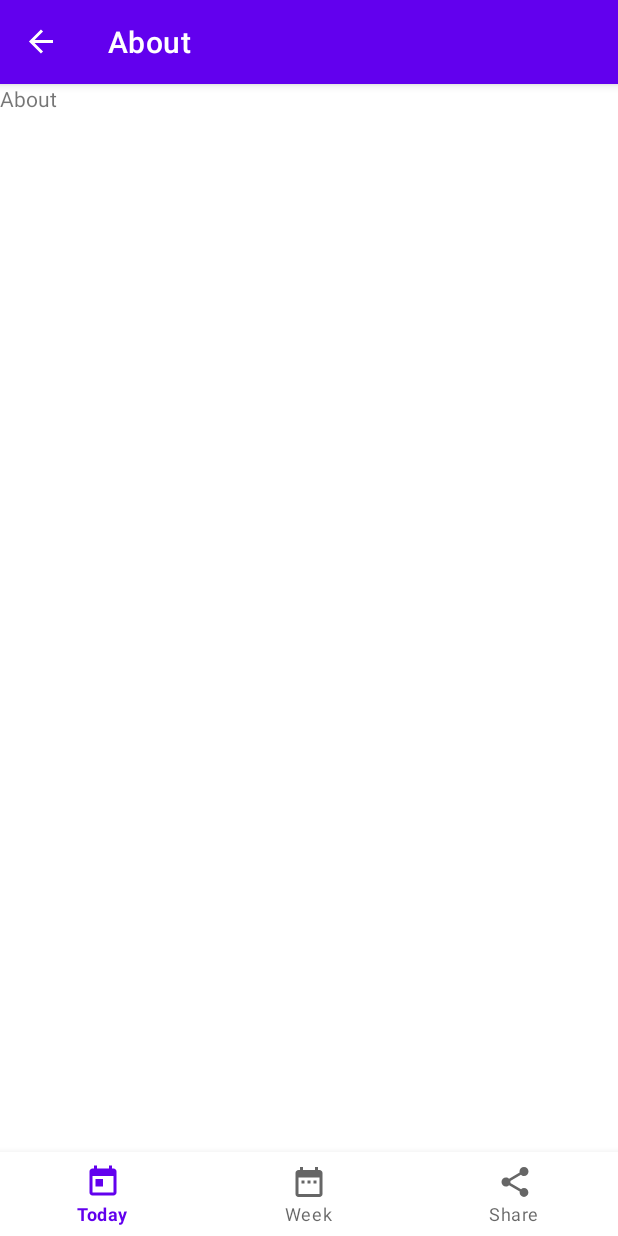
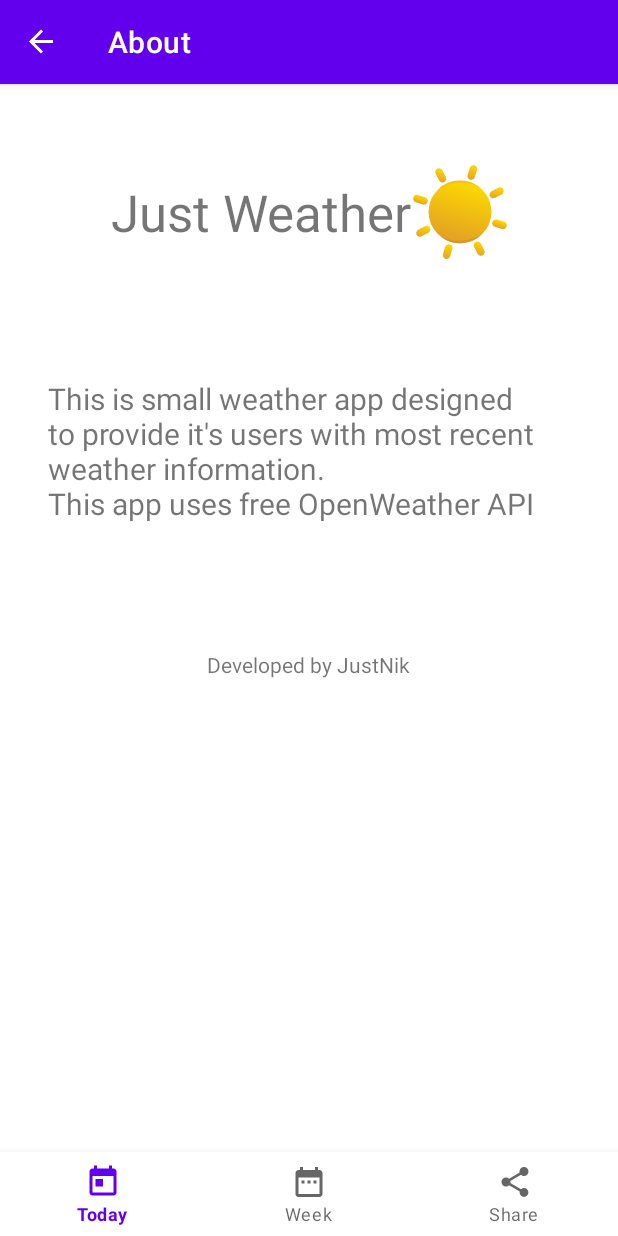
Before and after one commit to JustNik-jpg/just-weather, an Android app: the AboutFragment screen opened through its navigation route, on a phone screen of 412 x 824 dp. Run offline under Robolectric (Android 15) with nearby library versions, the phone set to English and light mode, and no system bars; our stand-ins replace RxJava, navigation-ui; network calls fail; 4 statements that could not run were skipped.

Commit message:
Finished about layout and fixed share button

```diff
--- a/app/src/main/java/com/justnik/justweather/ui/MainActivity.java
+++ b/app/src/main/java/com/justnik/justweather/ui/MainActivity.java
@@ -91,10 +91,13 @@ public class MainActivity extends AppCompatActivity{
                     Intent intent = Intent.createChooser(shareIntent,"Share");
                     startActivity(intent);
                 }
+                return true;
 
             }
+            navController.navigate(item.getItemId());
             return true;
         });
+
 
     }
 
--- a/app/src/main/java/com/justnik/justweather/ui/fragment/TodayFragment.java
+++ b/app/src/main/java/com/justnik/justweather/ui/fragment/TodayFragment.java
@@ -36,7 +36,7 @@ public class TodayFragment extends Fragment {
 
         ImageView ivWeatherIcon = view.findViewById(R.id.ivWeatherIcon);
 
-        viewModel = new ViewModelProvider(requireActivity(), factory).get(WeatherViewModel.class);
+        viewModel = new ViewModelProvider(requireActivity().getViewModelStore(), factory).get(WeatherViewModel.class);
 
         if (viewModel.forecast.getValue()==null){
             viewModel.refreshForecast("Kyiv", getContext());
--- a/app/src/main/res/layout/fragment_about.xml
+++ b/app/src/main/res/layout/fragment_about.xml
@@ -1,14 +1,61 @@
 <?xml version="1.0" encoding="utf-8"?>
-<FrameLayout xmlns:android="http://schemas.android.com/apk/res/android"
+<androidx.constraintlayout.widget.ConstraintLayout xmlns:android="http://schemas.android.com/apk/res/android"
+    xmlns:app="http://schemas.android.com/apk/res-auto"
     xmlns:tools="http://schemas.android.com/tools"
     android:layout_width="match_parent"
     android:layout_height="match_parent"
     tools:context=".ui.fragment.AboutFragment">
 
-    <!-- TODO: Update blank fragment layout -->
     <TextView
-        android:layout_width="match_parent"
-        android:layout_height="match_parent"
-        android:text="About" />
+        android:id="@+id/textView2"
+        android:layout_width="wrap_content"
+        android:layout_height="wrap_content"
+        android:layout_marginStart="32dp"
+        android:layout_marginTop="88dp"
+        android:layout_marginEnd="32dp"
+        android:text="@string/about"
+        android:textSize="20sp"
+        app:autoSizeTextType="uniform"
+        app:layout_constrainedWidth="true"
+        app:layout_constraintEnd_toEndOf="parent"
+        app:layout_constraintHorizontal_bias="0.498"
+        app:layout_constraintStart_toStartOf="parent"
+        app:layout_constraintTop_toBottomOf="@+id/textView" />
 
-</FrameLayout>
+    <TextView
+        android:id="@+id/textView3"
+        android:layout_width="wrap_content"
+        android:layout_height="wrap_content"
+        android:layout_marginTop="84dp"
+        android:text="@string/author"
+        app:layout_constraintEnd_toEndOf="parent"
+        app:layout_constraintHorizontal_bias="0.498"
+        app:layout_constraintStart_toStartOf="parent"
+        app:layout_constraintTop_toBottomOf="@+id/textView2" />
+
+    <TextView
+        android:id="@+id/textView"
+        android:layout_width="wrap_content"
+        android:layout_height="wrap_content"
+        android:text="@string/app_name"
+        android:textSize="34sp"
+        app:layout_constraintBottom_toBottomOf="parent"
+        app:layout_constraintEnd_toStartOf="@+id/imageView"
+        app:layout_constraintHorizontal_bias="0.5"
+        app:layout_constraintHorizontal_chainStyle="packed"
+        app:layout_constraintStart_toStartOf="parent"
+        app:layout_constraintTop_toTopOf="parent"
+        app:layout_constraintVertical_bias="0.094" />
+
+    <ImageView
+        android:id="@+id/imageView"
+        android:layout_width="64dp"
+        android:layout_height="64dp"
+        android:src="@drawable/ic__01d"
+        app:layout_constraintBottom_toBottomOf="parent"
+        app:layout_constraintEnd_toEndOf="parent"
+        app:layout_constraintHorizontal_bias="0.5"
+        app:layout_constraintStart_toEndOf="@+id/textView"
+        app:layout_constraintTop_toTopOf="parent"
+        app:layout_constraintVertical_bias="0.082" />
+</androidx.constraintlayout.widget.ConstraintLayout>
--- a/app/src/main/res/values/strings.xml
+++ b/app/src/main/res/values/strings.xml
@@ -1,5 +1,9 @@
 <resources>
     <string name="app_name">Just Weather</string>
+
+    <string name="about">This is small weather app designed to provide it\'s
+        users with most recent weather information.\nThis app uses free OpenWeather API</string>
+    <string name="author">Developed by JustNik</string>
 
     <string name="city">City</string>
     <string name="search_city">Search city</string>
```
